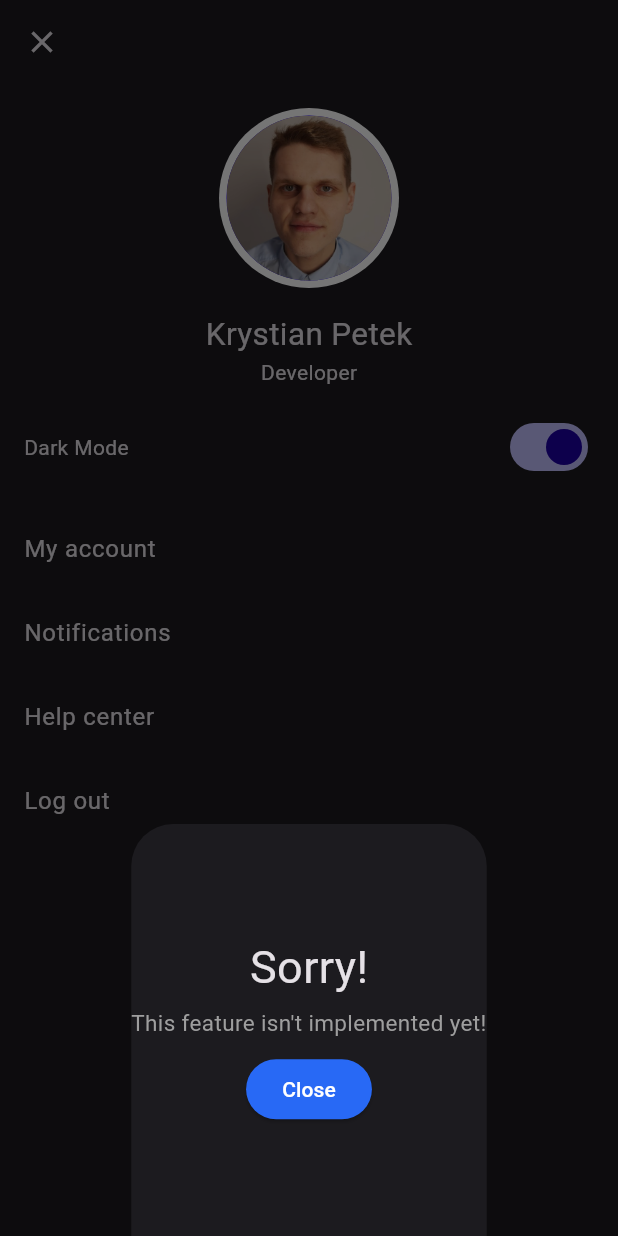
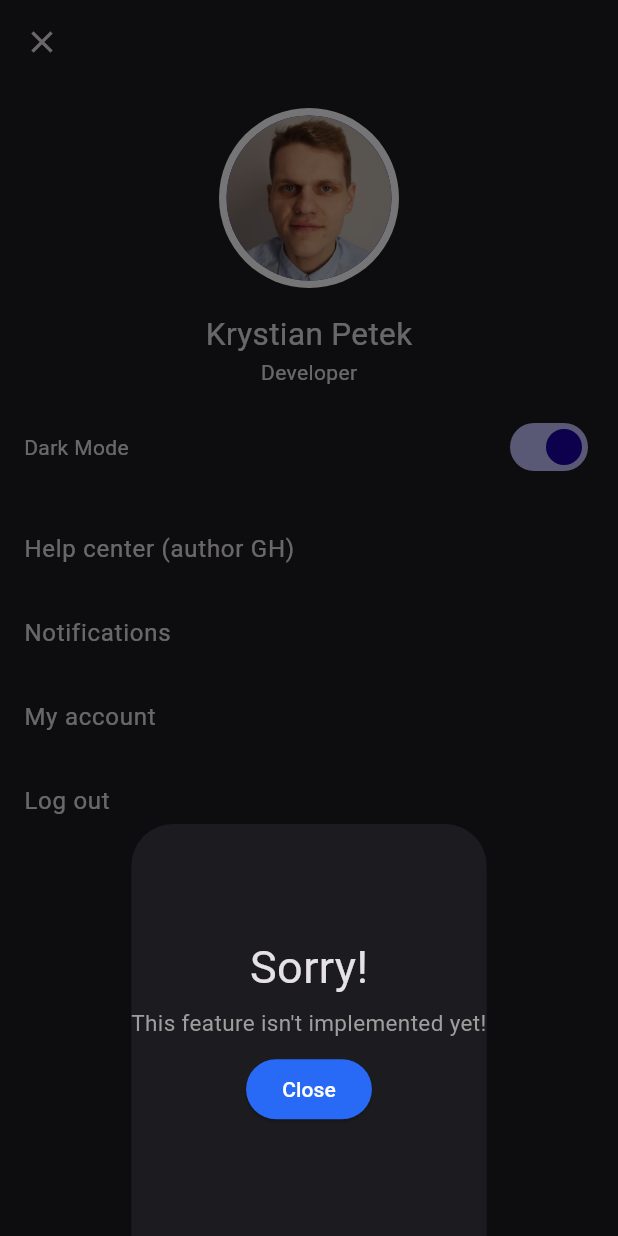
Before and after one commit to krystianpetek/AwesomePlaces, a Flutter app: the ProfileScreen screen opened by its route, after a tap on "My account", on a phone screen of 412 x 824 dp. Run offline on Flutter 3.47's test engine with Material 2 defaults, Android fonts, the light colour scheme and no system bars; our stand-ins replace flutter_riverpod, flutter_svg, font_awesome_flutter, go_router, google_maps_flutter, shared_preferences; accounts and stored records are empty; network calls fail.

Commit message:
API / APP - changed email for default user Added uri's for resources required in profileScreen Added url_launcher to redirect to links in virtual browser Added redirect to my GH profile from profile section

```diff
--- a/awesome_places/lib/src/features/authentication/ui/login_screen.dart
+++ b/awesome_places/lib/src/features/authentication/ui/login_screen.dart
@@ -1,5 +1,6 @@
 import 'package:awesome_places/src/features/authentication/data/providers/authentication_provider.dart';
 import 'package:awesome_places/src/features/authentication/ui/widgets/widgets.dart';
+import 'package:awesome_places/src/features/settings/data/api_endpoints.dart';
 import 'package:awesome_places/src/routes/models/routes.dart';
 import 'package:awesome_places/src/widgets/approve_button.dart';
 import 'package:awesome_places/src/widgets/snackbar_messages/custom_snackbar.dart';
@@ -122,8 +123,8 @@ class _LoginScreenState extends ConsumerState<LoginScreen> {
                           await showModal(
                               text:
                                   "This feature isn't implemented yet!\nI will fill login data for you.");
-                          emailController.text = 'userMock@email.com';
-                          passwordController.text = 'defaultPass';
+                          emailController.text = ApiEndpoints.username;
+                          passwordController.text = ApiEndpoints.passwd;
                         })
                   ],
                 ),
--- a/awesome_places/lib/src/features/profile/presentation/profile_screen.dart
+++ b/awesome_places/lib/src/features/profile/presentation/profile_screen.dart
@@ -1,11 +1,13 @@
 import 'package:awesome_places/src/features/authentication/data/providers/authentication_provider.dart';
 import 'package:awesome_places/src/features/authentication/ui/widgets/show_modal_bottom.dart';
+import 'package:awesome_places/src/features/settings/data/api_endpoints.dart';
 import 'package:awesome_places/src/routes/models/routes.dart';
 import 'package:awesome_places/src/widgets/circle_image.dart';
 import 'package:awesome_places/src/widgets/fade_animation.dart';
 import 'package:flutter/material.dart';
 import 'package:flutter_riverpod/flutter_riverpod.dart';
 import 'package:go_router/go_router.dart';
+import 'package:url_launcher/url_launcher.dart';
 
 class ProfileScreen extends ConsumerStatefulWidget {
   ProfileScreen({super.key});
@@ -60,9 +62,9 @@ class ProfileScreenState extends ConsumerState<ProfileScreen> {
           delay: 300,
           duration: 1000,
           child: ListTile(
-            title: const Text('My account'),
+            title: const Text('Help center (author GH)'),
             onTap: () async {
-              await showModal(text: "This feature isn't implemented yet!");
+              launchBrowser(uri: ApiEndpoints.developerProfile);
             },
           ),
         ),
@@ -80,7 +82,7 @@ class ProfileScreenState extends ConsumerState<ProfileScreen> {
           delay: 700,
           duration: 1000,
           child: ListTile(
-            title: const Text('Help center'),
+            title: const Text('My account'),
             onTap: () async {
               await showModal(text: "This feature isn't implemented yet!");
             },
@@ -137,7 +139,7 @@ class ProfileScreenState extends ConsumerState<ProfileScreen> {
     );
   }
 
-  Future showModal({required String text}) {
+  Future<void> showModal({required String text}) {
     return showModalBottomSheet(
       context: context,
       builder: (context) {
@@ -145,4 +147,10 @@ class ProfileScreenState extends ConsumerState<ProfileScreen> {
       },
     );
   }
+
+  Future<void> launchBrowser({required Uri uri}) async {
+    if (!await launchUrl(uri)) {
+      throw Exception('Could not launch $uri');
+    }
+  }
 }
--- a/awesome_places/lib/src/features/settings/data/api_endpoints.dart
+++ b/awesome_places/lib/src/features/settings/data/api_endpoints.dart
@@ -1,4 +1,7 @@
 class ApiEndpoints {
+  static String username = "krystianpetek2@gmail.com";
+  static String passwd = "krystianpetek2@gmail.com";
+
   // static const awesomePlacesUrl = 'https://localhost:7098';
   static const registerUrl =
       'https://awesomeplacesapi20230325211214.azurewebsites.net/users/register';
@@ -14,4 +17,13 @@ class ApiEndpoints {
   static getPlaceById(String id) => '$awesomePlacesUrl/places/$id';
 
   static const String postPlace = '$awesomePlacesUrl/places';
+
+  static final Uri developerProfile =
+      Uri.parse("https://github.com/krystianpetek/");
+
+  static final Uri projectRepository =
+      Uri.parse("https://github.com/krystianpetek/");
+
+  static final Uri projectApiOAS = Uri.parse(
+      "https://awesomeplacesapi20230325211214.azurewebsites.net/swagger/index.html");
 }
--- a/awesome_places/pubspec.yaml
+++ b/awesome_places/pubspec.yaml
@@ -17,6 +17,7 @@ dependencies:
   http: ^0.13.5
   shared_preferences: ^2.0.20
   google_maps_flutter: ^2.2.5
+  url_launcher: ^6.1.10
 dev_dependencies:
   flutter_test:
     sdk: flutter
```
Also changed, not shown: 5 other files.
